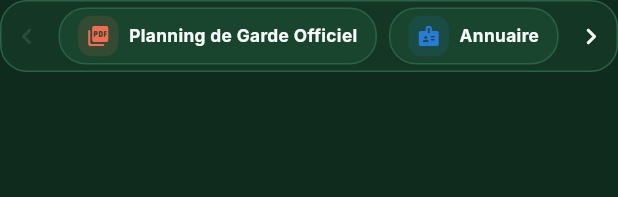
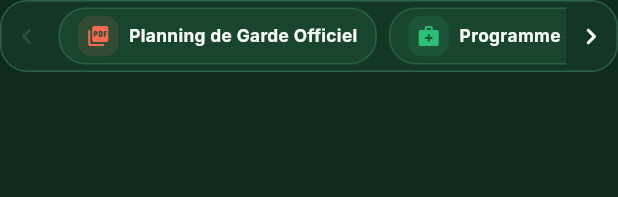
Before and after one commit to elghliaraqi-ops/GardeFlow, a Flutter app: the _NavRail widget shown alone on an empty page, opened directly with empty values, on a phone screen of 412 x 824 dp. Shown: the top 197 px of the screen. Run offline on Flutter 3.47's test engine with Material 3 defaults, Android fonts, the phone set to English and light mode, and no system bars; our stand-ins replace file_picker, firebase_core, firebase_messaging, flutter_local_notifications, image_picker, photo_view and 3 more; missing offline and left inert: alarm, pdfrx; accounts and stored records are empty.

Commit message:
feat: add bloc program navigation

```diff
--- a/source/lib/screens/home_screen.dart
+++ b/source/lib/screens/home_screen.dart
@@ -20,6 +20,7 @@
 import 'junior_oncall_screen.dart';
 import 'notifications_screen.dart';
 import 'official_planning_screen.dart';
+import 'operating_room_program_screen.dart';
 import 'profile_screen.dart';
 import 'settings_screen.dart';
 import 'daily_news_section.dart';
@@ -2011,6 +2012,8 @@
     final items = <_NavItem>[
       _NavItem(Icons.picture_as_pdf_rounded, 'Planning de Garde Officiel', AppColors.urg24h,
           () => Navigator.push(context, MaterialPageRoute(builder: (_) => OfficialPlanningScreen()))),
+      _NavItem(Icons.medical_services_rounded, 'Programme du bloc', AppColors.brand,
+          () => Navigator.push(context, MaterialPageRoute(builder: (_) => OperatingRoomProgramScreen()))),
       _NavItem(Icons.badge_rounded, 'Annuaire', AppColors.catService,
           () => Navigator.push(context, MaterialPageRoute(builder: (_) => DirectoryScreen()))),
       _NavItem(Icons.medical_services_rounded, 'Séniors d’astreinte', AppColors.conge,
```
